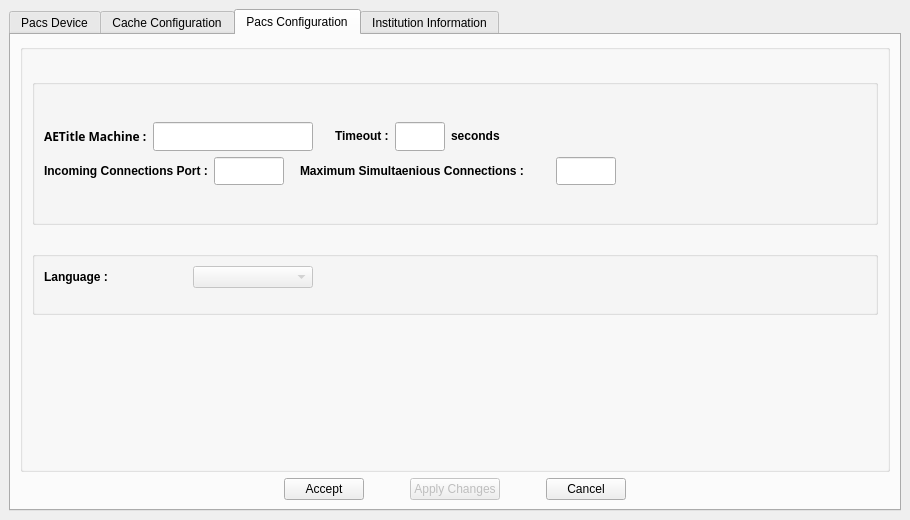
Above: starviewer/src/interface/qconfigurationscreenbase.ui from starviewer-medical/starviewer before the change. Below: the same form after it.
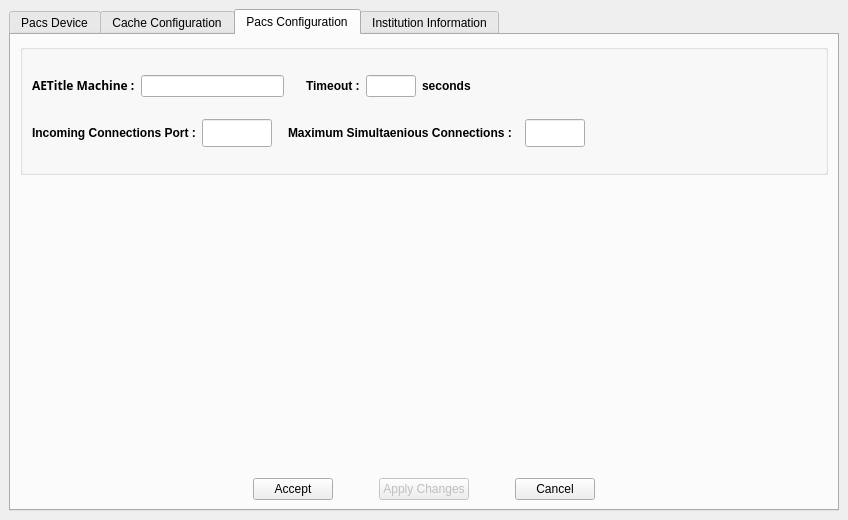
That is the form after the change. The open tabs and pages were chosen to show the change.

```diff
--- a/starviewer/src/interface/qconfigurationscreenbase.ui
+++ b/starviewer/src/interface/qconfigurationscreenbase.ui
@@ -29,15 +29,15 @@
   <property name="windowTitle" >
    <string>Configuration</string>
   </property>
-  <layout class="QGridLayout" >
-   <property name="margin" >
-    <number>9</number>
-   </property>
-   <property name="spacing" >
-    <number>6</number>
-   </property>
-   <item row="0" column="0" >
     <widget class="QTabWidget" name="tabConfiguration" >
+   <property name="geometry" >
+    <rect>
+     <x>9</x>
+     <y>9</y>
+     <width>830</width>
+     <height>502</height>
+    </rect>
+   </property>
      <property name="sizePolicy" >
       <sizepolicy>
        <hsizetype>7</hsizetype>
@@ -1487,130 +1487,15 @@
         <number>6</number>
        </property>
        <item row="0" column="0" >
-        <widget class="QGroupBox" name="groupBox_6" >
-         <property name="title" >
-          <string/>
-         </property>
-         <layout class="QGridLayout" >
-          <property name="margin" >
-           <number>9</number>
-          </property>
-          <property name="spacing" >
-           <number>6</number>
-          </property>
-          <item row="3" column="0" colspan="2" >
-           <widget class="QGroupBox" name="groupBox_60" >
-            <property name="title" >
-             <string/>
-            </property>
-            <layout class="QGridLayout" >
-             <property name="margin" >
-              <number>9</number>
-             </property>
-             <property name="spacing" >
-              <number>6</number>
-             </property>
-             <item row="1" column="0" >
-              <spacer>
-               <property name="orientation" >
-                <enum>Qt::Vertical</enum>
-               </property>
-               <property name="sizeType" >
-                <enum>QSizePolicy::Fixed</enum>
-               </property>
-               <property name="sizeHint" >
-                <size>
-                 <width>20</width>
-                 <height>15</height>
-                </size>
-               </property>
-              </spacer>
-             </item>
-             <item row="0" column="0" >
-              <layout class="QHBoxLayout" >
-               <property name="margin" >
-                <number>0</number>
-               </property>
-               <property name="spacing" >
-                <number>6</number>
-               </property>
-               <item>
-                <layout class="QHBoxLayout" >
-                 <property name="margin" >
-                  <number>0</number>
-                 </property>
-                 <property name="spacing" >
-                  <number>6</number>
-                 </property>
-                 <item>
-                  <widget class="QLabel" name="textLabel9_2" >
-                   <property name="sizePolicy" >
-                    <sizepolicy>
-                     <hsizetype>3</hsizetype>
-                     <vsizetype>5</vsizetype>
-                     <horstretch>0</horstretch>
-                     <verstretch>0</verstretch>
-                    </sizepolicy>
-                   </property>
-                   <property name="text" >
-                    <string>&lt;b>Language :&lt;/b></string>
-                   </property>
-                  </widget>
-                 </item>
-                 <item>
-                  <widget class="QComboBox" name="m_comboLanguage" >
-                   <property name="enabled" >
-                    <bool>false</bool>
-                   </property>
-                   <property name="minimumSize" >
-                    <size>
-                     <width>120</width>
-                     <height>0</height>
-                    </size>
-                   </property>
-                  </widget>
-                 </item>
-                 <item>
-                  <spacer>
-                   <property name="orientation" >
-                    <enum>Qt::Horizontal</enum>
-                   </property>
-                   <property name="sizeType" >
-                    <enum>QSizePolicy::Expanding</enum>
-                   </property>
-                   <property name="sizeHint" >
-                    <size>
-                     <width>40</width>
-                     <height>20</height>
-                    </size>
-                   </property>
-                  </spacer>
-                 </item>
-                </layout>
-               </item>
-               <item>
-                <spacer>
-                 <property name="orientation" >
-                  <enum>Qt::Horizontal</enum>
-                 </property>
-                 <property name="sizeType" >
-                  <enum>QSizePolicy::Expanding</enum>
-                 </property>
-                 <property name="sizeHint" >
-                  <size>
-                   <width>41</width>
-                   <height>20</height>
-                  </size>
-                 </property>
-                </spacer>
-               </item>
-              </layout>
-             </item>
-            </layout>
-           </widget>
-          </item>
-          <item row="1" column="0" colspan="2" >
            <widget class="QGroupBox" name="groupBox" >
+       <property name="sizePolicy" >
+        <sizepolicy>
+         <hsizetype>5</hsizetype>
+         <vsizetype>0</vsizetype>
+         <horstretch>0</horstretch>
+         <verstretch>0</verstretch>
+        </sizepolicy>
+       </property>
             <property name="title" >
              <string/>
             </property>
@@ -1621,15 +1506,36 @@
              <property name="spacing" >
               <number>6</number>
              </property>
-             <item row="2" column="0" >
-              <layout class="QHBoxLayout" >
+        <item row="0" column="0" >
+         <layout class="QGridLayout" >
                <property name="margin" >
                 <number>0</number>
                </property>
                <property name="spacing" >
                 <number>6</number>
                </property>
-               <item>
+          <item row="3" column="0" >
+           <layout class="QGridLayout" >
+            <property name="margin" >
+             <number>0</number>
+            </property>
+            <property name="spacing" >
+             <number>6</number>
+            </property>
+            <item row="0" column="4" >
+             <widget class="QLineEdit" name="m_textMaxConnections" >
+              <property name="maximumSize" >
+               <size>
+                <width>60</width>
+                <height>32767</height>
+               </size>
+              </property>
+              <property name="inputMask" >
+               <string>99; </string>
+              </property>
+             </widget>
+            </item>
+            <item row="0" column="0" >
                 <widget class="QLabel" name="textLabel6_5" >
                  <property name="sizePolicy" >
                   <sizepolicy>
@@ -1650,23 +1556,7 @@
                  </property>
                 </widget>
                </item>
-               <item>
-                <widget class="QLineEdit" name="m_textLocalPort" >
-                 <property name="maximumSize" >
-                  <size>
-                   <width>70</width>
-                   <height>32767</height>
-                  </size>
-                 </property>
-                 <property name="inputMask" >
-                  <string>99999; </string>
-                 </property>
-                 <property name="maxLength" >
-                  <number>5</number>
-                 </property>
-                </widget>
-               </item>
-               <item>
+            <item row="0" column="2" >
                 <spacer>
                  <property name="orientation" >
                   <enum>Qt::Horizontal</enum>
@@ -1682,35 +1572,7 @@
                  </property>
                 </spacer>
                </item>
-               <item>
-                <widget class="QLabel" name="textLabel7_5" >
-                 <property name="sizePolicy" >
-                  <sizepolicy>
-                   <hsizetype>3</hsizetype>
-                   <vsizetype>5</vsizetype>
-                   <horstretch>0</horstretch>
-                   <verstretch>0</verstretch>
-                  </sizepolicy>
-                 </property>
-                 <property name="text" >
-                  <string>&lt;b>Maximum Simultaenious Connections :&lt;/b></string>
-                 </property>
-                </widget>
-               </item>
-               <item>
-                <widget class="QLineEdit" name="m_textMaxConnections" >
-                 <property name="maximumSize" >
-                  <size>
-                   <width>60</width>
-                   <height>32767</height>
-                  </size>
-                 </property>
-                 <property name="inputMask" >
-                  <string>99; </string>
-                 </property>
-                </widget>
-               </item>
-               <item>
+            <item row="0" column="5" >
                 <spacer>
                  <property name="orientation" >
                   <enum>Qt::Horizontal</enum>
@@ -1726,13 +1588,47 @@
                  </property>
                 </spacer>
                </item>
-              </layout>
-             </item>
-             <item row="3" column="0" >
+            <item row="0" column="1" >
+             <widget class="QLineEdit" name="m_textLocalPort" >
+              <property name="maximumSize" >
+               <size>
+                <width>70</width>
+                <height>32767</height>
+               </size>
+              </property>
+              <property name="inputMask" >
+               <string>99999; </string>
+              </property>
+              <property name="maxLength" >
+               <number>5</number>
+              </property>
+             </widget>
+            </item>
+            <item row="0" column="3" >
+             <widget class="QLabel" name="textLabel7_5" >
+              <property name="sizePolicy" >
+               <sizepolicy>
+                <hsizetype>3</hsizetype>
+                <vsizetype>5</vsizetype>
+                <horstretch>0</horstretch>
+                <verstretch>0</verstretch>
+               </sizepolicy>
+              </property>
+              <property name="text" >
+               <string>&lt;b>Maximum Simultaenious Connections :&lt;/b></string>
+              </property>
+             </widget>
+            </item>
+           </layout>
+          </item>
+          <item row="2" column="0" >
               <spacer>
                <property name="orientation" >
                 <enum>Qt::Vertical</enum>
                </property>
+            <property name="sizeType" >
+             <enum>QSizePolicy::Fixed</enum>
+            </property>
                <property name="sizeHint" >
                 <size>
                  <width>20</width>
@@ -1742,110 +1638,110 @@
               </spacer>
              </item>
              <item row="1" column="0" >
-              <layout class="QHBoxLayout" >
+           <layout class="QGridLayout" >
                <property name="margin" >
                 <number>0</number>
                </property>
                <property name="spacing" >
                 <number>6</number>
                </property>
-               <item>
-                <widget class="QLabel" name="textLabel3_8" >
-                 <property name="font" >
-                  <font>
-                   <family>Sans Serif</family>
-                   <pointsize>9</pointsize>
-                   <weight>75</weight>
-                   <italic>false</italic>
-                   <bold>true</bold>
-                   <underline>false</underline>
-                   <strikeout>false</strikeout>
-                  </font>
-                 </property>
-                 <property name="text" >
-                  <string>&lt;b>AETitle Machine :&lt;/b></string>
-                 </property>
-                </widget>
-               </item>
-               <item>
-                <widget class="QLineEdit" name="m_textAETitleMachine" >
-                 <property name="sizePolicy" >
-                  <sizepolicy>
-                   <hsizetype>7</hsizetype>
-                   <vsizetype>7</vsizetype>
-                   <horstretch>0</horstretch>
-                   <verstretch>0</verstretch>
-                  </sizepolicy>
-                 </property>
-                 <property name="maximumSize" >
-                  <size>
-                   <width>160</width>
-                   <height>32767</height>
-                  </size>
-                 </property>
-                </widget>
-               </item>
-               <item>
-                <spacer>
-                 <property name="orientation" >
-                  <enum>Qt::Horizontal</enum>
-                 </property>
-                 <property name="sizeType" >
-                  <enum>QSizePolicy::Fixed</enum>
-                 </property>
-                 <property name="sizeHint" >
-                  <size>
-                   <width>16</width>
-                   <height>20</height>
-                  </size>
-                 </property>
-                </spacer>
-               </item>
-               <item>
+            <item row="0" column="3" >
                 <widget class="QLabel" name="textLabel5_5" >
                  <property name="text" >
                   <string>&lt;b>Timeout :&lt;/b></string>
                  </property>
                 </widget>
                </item>
-               <item>
-                <widget class="QLineEdit" name="m_textTimeout" >
+            <item row="0" column="1" >
+             <widget class="QLineEdit" name="m_textAETitleMachine" >
+              <property name="sizePolicy" >
+               <sizepolicy>
+                <hsizetype>7</hsizetype>
+                <vsizetype>0</vsizetype>
+                <horstretch>0</horstretch>
+                <verstretch>0</verstretch>
+               </sizepolicy>
+              </property>
                  <property name="maximumSize" >
                   <size>
-                   <width>50</width>
+                <width>160</width>
                    <height>32767</height>
                   </size>
                  </property>
-                 <property name="inputMask" >
-                  <string>99; </string>
-                 </property>
-                 <property name="maxLength" >
-                  <number>2</number>
-                 </property>
-                </widget>
-               </item>
-               <item>
+             </widget>
+            </item>
+            <item row="0" column="2" >
+             <spacer>
+              <property name="orientation" >
+               <enum>Qt::Horizontal</enum>
+              </property>
+              <property name="sizeType" >
+               <enum>QSizePolicy::Fixed</enum>
+              </property>
+              <property name="sizeHint" >
+               <size>
+                <width>16</width>
+                <height>20</height>
+               </size>
+              </property>
+             </spacer>
+            </item>
+            <item row="0" column="6" >
+             <spacer>
+              <property name="orientation" >
+               <enum>Qt::Horizontal</enum>
+              </property>
+              <property name="sizeType" >
+               <enum>QSizePolicy::Expanding</enum>
+              </property>
+              <property name="sizeHint" >
+               <size>
+                <width>345</width>
+                <height>20</height>
+               </size>
+              </property>
+             </spacer>
+            </item>
+            <item row="0" column="5" >
                 <widget class="QLabel" name="textLabel8_5" >
                  <property name="text" >
                   <string>&lt;b>seconds&lt;/b></string>
                  </property>
                 </widget>
                </item>
-               <item>
-                <spacer>
-                 <property name="orientation" >
-                  <enum>Qt::Horizontal</enum>
-                 </property>
-                 <property name="sizeType" >
-                  <enum>QSizePolicy::Expanding</enum>
-                 </property>
-                 <property name="sizeHint" >
+            <item row="0" column="4" >
+             <widget class="QLineEdit" name="m_textTimeout" >
+              <property name="maximumSize" >
                   <size>
-                   <width>345</width>
-                   <height>20</height>
-                  </size>
-                 </property>
-                </spacer>
+                <width>50</width>
+                <height>32767</height>
+               </size>
+              </property>
+              <property name="inputMask" >
+               <string>99; </string>
+              </property>
+              <property name="maxLength" >
+               <number>2</number>
+              </property>
+             </widget>
+            </item>
+            <item row="0" column="0" >
+             <widget class="QLabel" name="textLabel3_8" >
+              <property name="font" >
+               <font>
+                <family>Sans Serif</family>
+                <pointsize>9</pointsize>
+                <weight>75</weight>
+                <italic>false</italic>
+                <bold>true</bold>
+                <underline>false</underline>
+                <strikeout>false</strikeout>
+               </font>
+              </property>
+              <property name="text" >
+               <string>&lt;b>AETitle Machine :&lt;/b></string>
+              </property>
+             </widget>
                </item>
               </layout>
              </item>
@@ -1854,6 +1750,9 @@
                <property name="orientation" >
                 <enum>Qt::Vertical</enum>
                </property>
+            <property name="sizeType" >
+             <enum>QSizePolicy::Maximum</enum>
+            </property>
                <property name="sizeHint" >
                 <size>
                  <width>20</width>
@@ -1863,57 +1762,27 @@
               </spacer>
              </item>
             </layout>
-           </widget>
-          </item>
-          <item row="0" column="1" >
-           <spacer>
-            <property name="orientation" >
-             <enum>Qt::Vertical</enum>
-            </property>
-            <property name="sizeType" >
-             <enum>QSizePolicy::Fixed</enum>
-            </property>
-            <property name="sizeHint" >
-             <size>
-              <width>20</width>
-              <height>20</height>
-             </size>
-            </property>
-           </spacer>
-          </item>
-          <item row="4" column="0" >
-           <spacer>
-            <property name="orientation" >
-             <enum>Qt::Vertical</enum>
-            </property>
-            <property name="sizeHint" >
-             <size>
-              <width>20</width>
-              <height>61</height>
-             </size>
-            </property>
-           </spacer>
-          </item>
-          <item row="2" column="0" >
-           <spacer>
-            <property name="orientation" >
-             <enum>Qt::Vertical</enum>
-            </property>
-            <property name="sizeType" >
-             <enum>QSizePolicy::Fixed</enum>
-            </property>
-            <property name="sizeHint" >
-             <size>
-              <width>20</width>
-              <height>20</height>
-             </size>
-            </property>
-           </spacer>
-          </item>
-         </layout>
-        </widget>
        </item>
        <item row="1" column="0" >
+         <spacer>
+          <property name="orientation" >
+           <enum>Qt::Vertical</enum>
+          </property>
+          <property name="sizeType" >
+           <enum>QSizePolicy::Maximum</enum>
+          </property>
+          <property name="sizeHint" >
+           <size>
+            <width>20</width>
+            <height>16</height>
+           </size>
+          </property>
+         </spacer>
+        </item>
+       </layout>
+      </widget>
+     </item>
+     <item row="2" column="0" >
         <widget class="QWidget" name="layoutWidget_5" >
          <layout class="QHBoxLayout" >
           <property name="margin" >
@@ -2025,6 +1894,19 @@
          </layout>
         </widget>
        </item>
+     <item row="1" column="0" >
+      <spacer>
+       <property name="orientation" >
+        <enum>Qt::Vertical</enum>
+       </property>
+       <property name="sizeHint" >
+        <size>
+         <width>20</width>
+         <height>61</height>
+        </size>
+       </property>
+      </spacer>
+     </item>
       </layout>
      </widget>
      <widget class="QWidget" name="tab" >
@@ -2489,8 +2371,6 @@
       </layout>
      </widget>
     </widget>
-   </item>
-  </layout>
  </widget>
  <layoutdefault spacing="6" margin="11" />
  <pixmapfunction></pixmapfunction>
```
Left out of the diff: 1 changed line with no effect on the pictures. Lines whose indentation alone changed are shown as unchanged.
